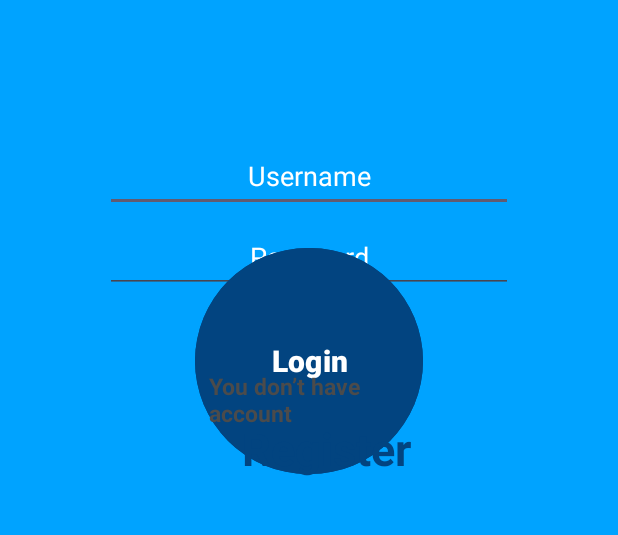
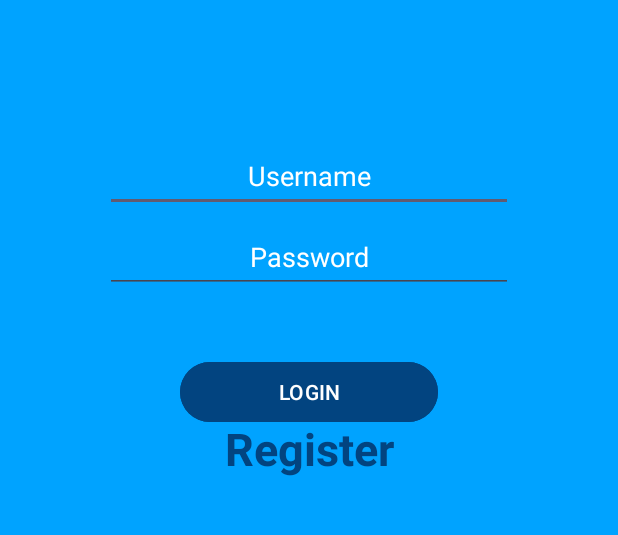
Before and after one commit to ricarahmahidayatul/Mobilebuss, an Android app: the screen it shows after launch (LoginActivity), on a phone screen of 412 x 824 dp, the part 493-1028 px from its top. Run offline under Robolectric (Android 15) with nearby library versions, the phone set to English and light mode, and no system bars; our stand-ins replace Firebase (no records; nobody signed in at launch, a user with empty details on screens opened directly).

Commit message:
Update activity_login.xml

```diff
--- a/app/src/main/res/layout/activity_login.xml
+++ b/app/src/main/res/layout/activity_login.xml
@@ -74,37 +74,22 @@
         android:textColorHint="@color/white" />
 
 
-    <Button
-        android:id="@+id/Login"
-        android:layout_width="127dp"
-        android:layout_height="60dp"
-        android:layout_alignParentStart="true"
-        android:layout_alignParentTop="true"
-        android:layout_alignParentEnd="true"
-        android:layout_alignParentBottom="true"
-        android:layout_marginStart="130dp"
-        android:layout_marginTop="490dp"
-        android:layout_marginEnd="130dp"
-        android:layout_marginBottom="175dp"
-        android:backgroundTint="@color/birma"
-        android:text="Login"
-        android:textColor="@color/white"
-        android:textSize="20dp"
-        android:textStyle="bold" />
+
 
     <TextView
         android:id="@+id/textView1"
-        android:layout_width="wrap_content"
+        android:layout_width="230dp"
         android:layout_height="wrap_content"
         android:layout_alignParentStart="true"
         android:layout_alignParentTop="true"
         android:layout_alignParentEnd="true"
         android:layout_alignParentBottom="true"
-        android:layout_marginStart="139dp"
+        android:layout_marginStart="70dp"
         android:layout_marginTop="575dp"
-        android:layout_marginEnd="113dp"
-        android:layout_marginBottom="135dp"
+        android:layout_marginEnd="70dp"
+        android:layout_marginBottom="134dp"
         android:text="You don’t have account "
+        android:textAlignment="center"
         android:textColor="@color/item"
         android:textSize="15dp"
         android:textStyle="bold"
@@ -112,21 +97,35 @@
 
     <TextView
         android:id="@+id/Register"
-        android:layout_width="wrap_content"
+        android:layout_width="185dp"
         android:layout_height="wrap_content"
         android:layout_alignParentStart="true"
         android:layout_alignParentTop="true"
         android:layout_alignParentEnd="true"
         android:layout_alignParentBottom="true"
-        android:layout_marginStart="161dp"
+        android:layout_marginStart="91dp"
         android:layout_marginTop="607dp"
-        android:layout_marginEnd="135dp"
+        android:layout_marginEnd="91dp"
         android:layout_marginBottom="73dp"
         android:text="Register"
         android:textColor="@color/birma"
+        android:textAlignment="center"
         android:textColorHint="@color/birma"
         android:textSize="30dp"
         android:textStyle="bold" />
 
+    <Button
+        android:id="@+id/Login"
+        android:layout_width="141dp"
+        android:layout_height="wrap_content"
+        android:layout_alignTop="@+id/Password"
+        android:layout_alignParentStart="true"
+        android:layout_alignParentEnd="true"
+        android:layout_marginStart="120dp"
+        android:layout_marginTop="90dp"
+        android:layout_marginEnd="120dp"
+        android:backgroundTint="@color/birma"
+        android:text="LOGIN" />
+
 
 </RelativeLayout>
```
